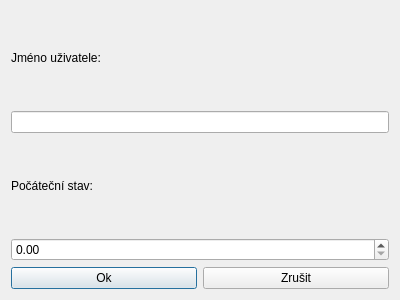
Old version of the form adduserdialog.ui in the repository jelazi/ElectricityCounter.
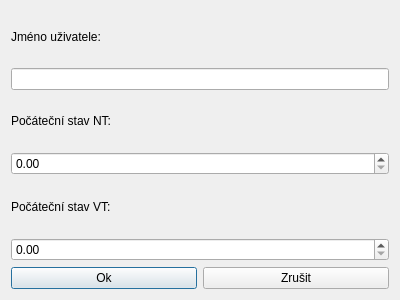
New version of the form.

Patch:
```diff
--- a/adduserdialog.ui
+++ b/adduserdialog.ui
@@ -38,12 +38,36 @@
      <item>
       <widget class="QLabel" name="label_2">
        <property name="text">
-        <string>Počáteční stav:</string>
+        <string>Počáteční stav NT:</string>
        </property>
       </widget>
      </item>
      <item>
-      <widget class="QDoubleSpinBox" name="number"/>
+      <widget class="QDoubleSpinBox" name="spinNT">
+       <property name="decimals">
+        <number>2</number>
+       </property>
+       <property name="maximum">
+        <double>999999999.990000009536743</double>
+       </property>
+       <property name="singleStep">
+        <double>1.000000000000000</double>
+       </property>
+      </widget>
+     </item>
+     <item>
+      <widget class="QLabel" name="label_3">
+       <property name="text">
+        <string>Počáteční stav VT:</string>
+       </property>
+      </widget>
+     </item>
+     <item>
+      <widget class="QDoubleSpinBox" name="spinVT">
+       <property name="maximum">
+        <double>999999999.990000009536743</double>
+       </property>
+      </widget>
      </item>
     </layout>
    </item>
```
